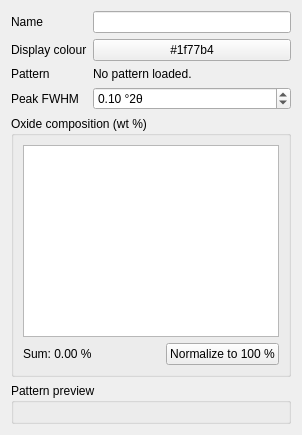
Above: src/mudlab/ui/edit_nonclay_phase.ui from Parthasarathi-Ghosh/MudLab2 before the change. Below: the same form after it.
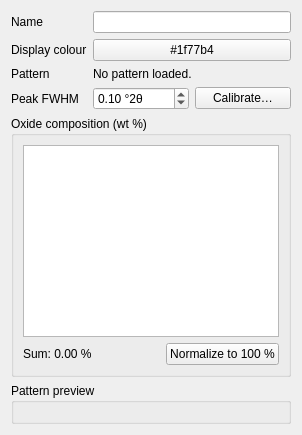
That is the form after the change.

Commit message: Non-clay path-2 phase B: FWHM calibration from a standard

Diff of the .ui file:
```diff
--- a/src/mudlab/ui/edit_nonclay_phase.ui
+++ b/src/mudlab/ui/edit_nonclay_phase.ui
@@ -55,6 +55,8 @@
       </widget>
      </item>
      <item row="3" column="1">
+      <layout class="QHBoxLayout" name="fwhmRow">
+       <item>
       <widget class="QDoubleSpinBox" name="spin_fwhm">
        <property name="toolTip">
         <string>Peak width for the pattern computed from the structure (only for CIF-derived phases). Change it to match your instrument's real peak width; the pattern re-renders live.</string>
@@ -78,6 +80,18 @@
         <double>0.100000000000000</double>
        </property>
       </widget>
+       </item>
+       <item>
+        <widget class="QPushButton" name="button_calibrate">
+         <property name="toolTip">
+          <string>Fit the FWHM from a measured standard (e.g. Silicon).</string>
+         </property>
+         <property name="text">
+          <string>Calibrate…</string>
+         </property>
+        </widget>
+       </item>
+      </layout>
      </item>
     </layout>
    </item>
```
Lines whose indentation alone changed are shown as unchanged. The commit also changes 13 other files.
